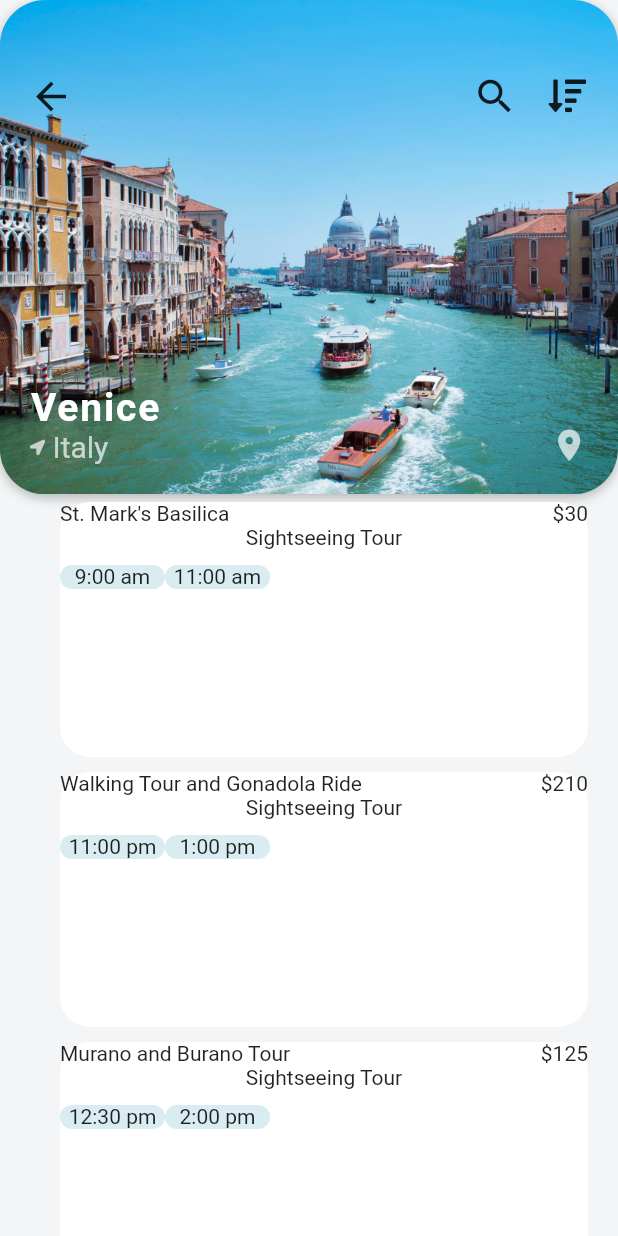
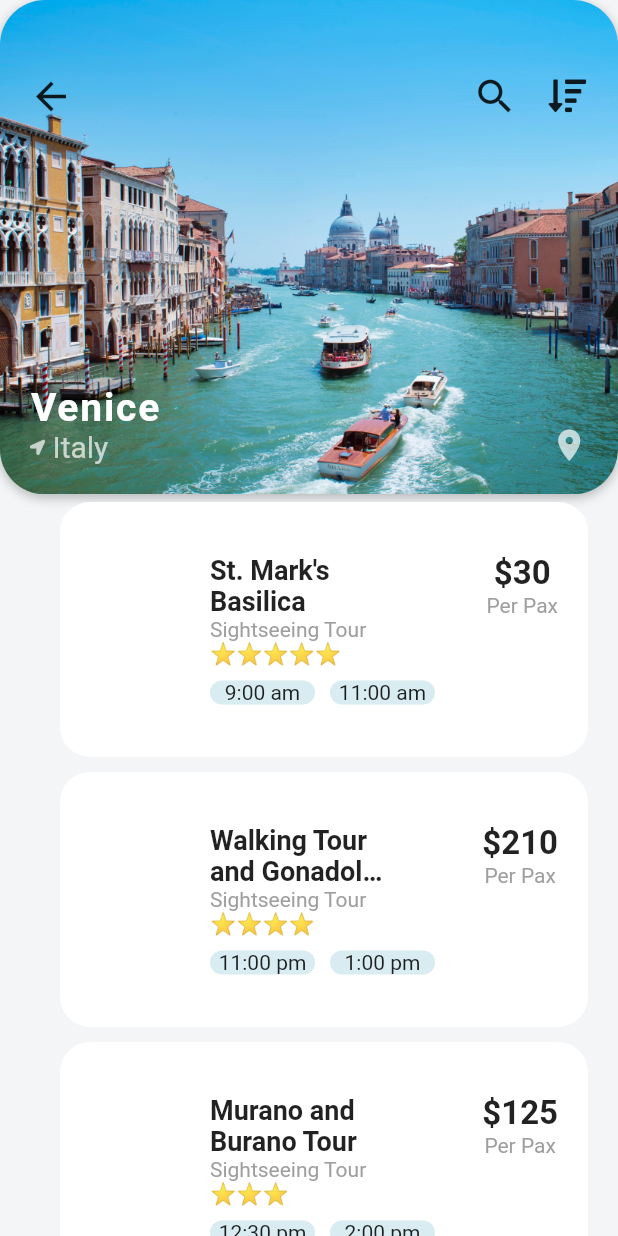
Before and after one commit to mrdvince/flutter_adventures, a Flutter app: the screen it shows after launch, after a tap on an icon or button, on a phone screen of 412 x 824 dp. Run offline on Flutter 3.47's test engine with Material 2 defaults, Android fonts, the phone set to English and light mode, and no system bars; our stand-ins replace font_awesome_flutter.

```diff
--- a/travel_ui/lib/screens/destinations_screen.dart
+++ b/travel_ui/lib/screens/destinations_screen.dart
@@ -11,6 +11,14 @@ class DestinationScreen extends StatefulWidget {
 }
 
 class _DestinationScreenState extends State<DestinationScreen> {
+  Text _buildStarRatings(int rating){
+    String stars = '';
+    for (int i = 0; i < rating; i++) {
+      stars += '⭐';
+    }
+    stars.trim();
+    return Text(stars);
+  }
   @override
   Widget build(BuildContext context) {
     return Scaffold(
@@ -128,17 +136,43 @@ class _DestinationScreenState extends State<DestinationScreen> {
                       decoration: BoxDecoration(
                           color: Colors.white,
                           borderRadius: BorderRadius.circular(20)),
-                      child: Column(children: <Widget>[
-                        Row(
-                          mainAxisAlignment: MainAxisAlignment.spaceBetween,
+                      child: Padding(
+                        padding: const EdgeInsets.fromLTRB(100, 20, 20, 20),
+                        child: Column(
+                            mainAxisAlignment: MainAxisAlignment.center,
                             crossAxisAlignment: CrossAxisAlignment.start,
                             children: <Widget>[
-                            Text(activity.name),
-                            Text('\$' + activity.price.toString())
+                              Row(
+                                mainAxisAlignment:
+                                    MainAxisAlignment.spaceBetween,
+                                crossAxisAlignment: CrossAxisAlignment.start,
+                                children: <Widget>[
+                                  Container(
+                                    width: 120,
+                                    child: Text(
+                                      activity.name,
+                                      style: TextStyle(
+                                          fontSize: 18,
+                                          fontWeight: FontWeight.w600),
+                                      maxLines: 2,
+                                      overflow: TextOverflow.ellipsis,
+                                    ),
+                                  ),
+                                  Column(
+                                    children: <Widget>[
+                                      Text('\$' + activity.price.toString(),
+                                          style: TextStyle(
+                                              fontSize: 22,
+                                              fontWeight: FontWeight.w600)),
+                                      Text('Per Pax',
+                                          style: TextStyle(color: Colors.grey)),
+                                    ],
+                                  )
                                 ],
                               ),
-                        Text(activity.type),
-                        // _buildStarRatings(activity.rating):
+                              Text(activity.type,
+                                  style: TextStyle(color: Colors.grey)),
+                              _buildStarRatings(activity.rating),
                               SizedBox(height: 10.0),
                               Row(
                                 children: <Widget>[
@@ -151,6 +185,7 @@ class _DestinationScreenState extends State<DestinationScreen> {
                                     alignment: Alignment.center,
                                     child: Text(activity.startTimes[0]),
                                   ),
+                                  SizedBox(width: 10),
                                   Container(
                                     width: 70,
                                     decoration: BoxDecoration(
@@ -159,9 +194,11 @@ class _DestinationScreenState extends State<DestinationScreen> {
                                     ),
                                     alignment: Alignment.center,
                                     child: Text(activity.startTimes[1]),
-                            )],
+                                  )
+                                ],
                               )
                             ]),
+                      ),
                     )
                   ],
                 );
```
Lines whose indentation alone changed are shown as unchanged.
